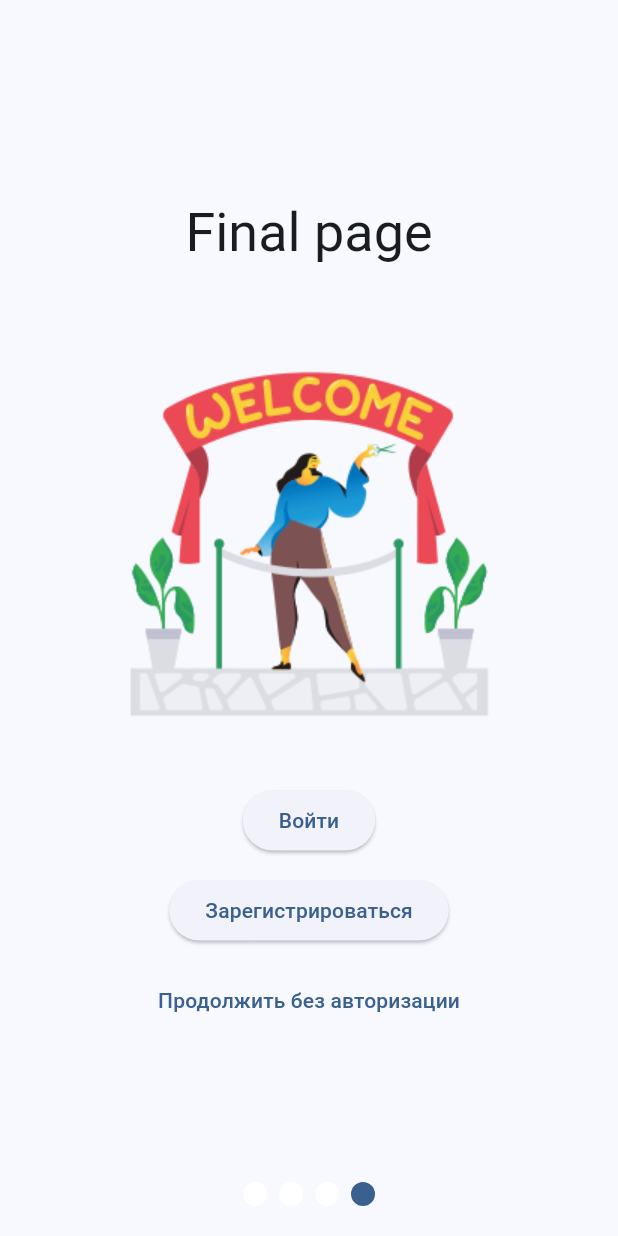
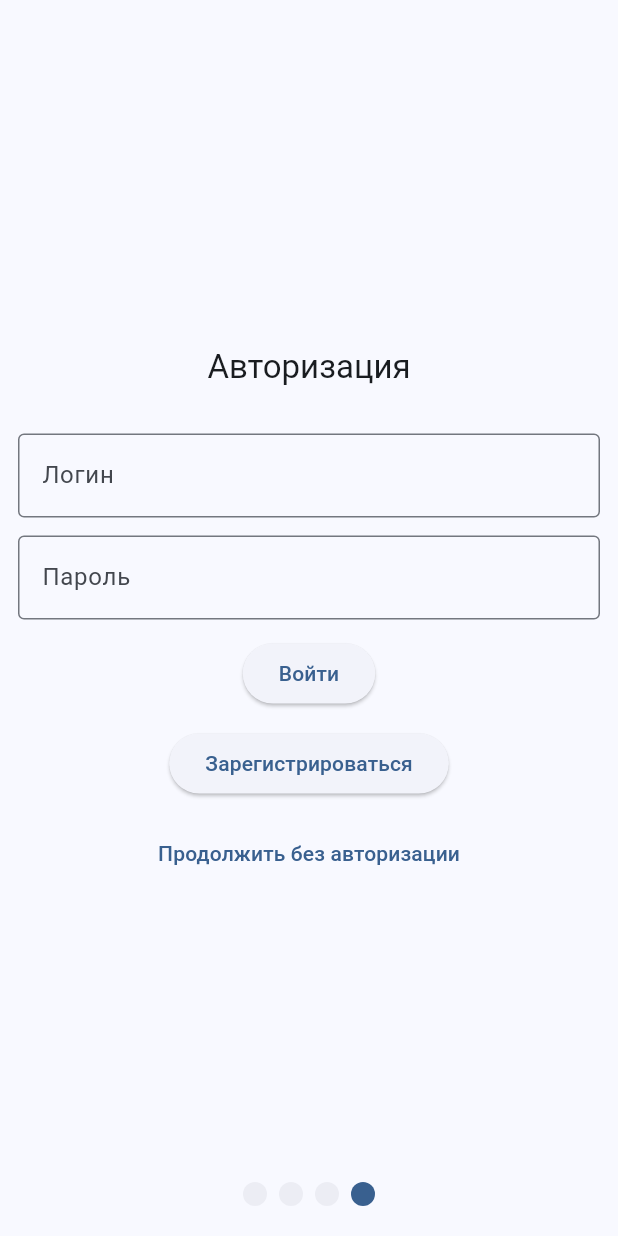
Before and after one commit to quicklybly/bills-collector-mobile, a Flutter app: the screen it shows after launch, swiped to page 4, on a phone screen of 412 x 824 dp. Run offline on Flutter 3.47's test engine with Material 3 defaults, Android fonts, the phone set to English and light mode, and no system bars; drawn by our look-alikes of dynamic_color, smooth_page_indicator; our stand-ins replace shared_preferences; generated files the repository leaves out were written again.

Commit message:
Final onboarding and fixes

```diff
--- a/lib/screens/DetailPage.dart
+++ b/lib/screens/DetailPage.dart
@@ -1,4 +1,4 @@
-import 'package:flutter/cupertino.dart';
+import 'package:flutter/material.dart';
 
 import '../model/bill.dart';
 
@@ -11,6 +11,4 @@ class DetailPage extends StatelessWidget {
   Widget build(BuildContext context) {
     return const Placeholder();
   }
-
-
 }
--- a/lib/screens/Onboarding.dart
+++ b/lib/screens/Onboarding.dart
@@ -3,6 +3,7 @@ import 'package:flutter/material.dart';
 import 'package:smooth_page_indicator/smooth_page_indicator.dart';
 
 import '../utils/MySharedPreferences.dart';
+import 'final_page_with_login.dart';
 import 'MyHomePage.dart';
 
 class Onboarding extends StatelessWidget {
@@ -13,31 +14,31 @@ class Onboarding extends StatelessWidget {
   @override
   Widget build(BuildContext context) {
     final theme = Theme.of(context);
-    const tail =
-        "Lorem ipsum dolor sit amet, consectetur adipiscing elit, sed do eiusmod tempor incididunt ut labore et dolore magna aliqua. Ut enim ad minim veniam, quis nostrud exercitation ullamco laboris nisi ut aliquip ex ea commodo consequat. Duis aute irure dolor in reprehenderit in voluptate velit esse cillum dolore eu fugiat nulla pariatur. Excepteur sint occaecat cupidatat non proident, sunt in culpa qui officia deserunt mollit anim id est laborum.";
+
     return Builder(builder: (context) {
       return Scaffold(
+        resizeToAvoidBottomInset : false,
         body: Stack(
           children: [
             PageView(
               controller: _controller,
               children: const [
-                Page1(
-                  "Earn for every Referal",
-                  "assets/placeholders/1.png",
-                  tail,
+                OnboardingPage(
+                  "Добро пожаловать",
+                  "assets/onboarding/qfqfqfqfq 1.png",
+                  "Поздоровайтесь с вашим новым сборщиком финансов, это ваш первый шаг к более эффективному контролю над вашими деньгами и финансовыми целями.",
                 ),
-                Page1(
-                  "Send Money Fast",
-                  "assets/placeholders/1.png",
-                  tail,
+                OnboardingPage(
+                  "Контролируйте свои расходы и начинайте копить",
+                  "assets/onboarding/digital-strategy 2.png",
+                  "Bills Collector помогает вам контролировать ваши расходы, отслеживать ваши расходы и в конечном итоге сэкономить больше денег.",
                 ),
-                Page1(
-                  "Over 50 Countries",
-                  "assets/placeholders/1.png",
-                  tail,
+                OnboardingPage(
+                  "Вместе мы достигнем ваших финансовых целей",
+                  "assets/onboarding/Layer 0.png",
+                  "Планирование - это все. Мы поможем вам оставаться сосредоточенными на отслеживании ваших расходов и достижении ваших финансовых целей.",
                 ),
-                FinalPage("Final page", "assets/placeholders/1.png"),
+                FinalPage(heading: "Авторизация"),
               ],
             ),
             SafeArea(
@@ -50,7 +51,7 @@ class Onboarding extends StatelessWidget {
                       controller: _controller,
                       count: 4,
                       effect: SlideEffect(
-                        dotColor: theme.colorScheme.onPrimary,
+                        dotColor: theme.colorScheme.surfaceContainer,
                         activeDotColor: theme.colorScheme.primary,
                       ),
                     ),
@@ -66,8 +67,8 @@ class Onboarding extends StatelessWidget {
   }
 }
 
-class Page1 extends StatelessWidget {
-  const Page1(this.heading, this.image, this.tail, {super.key});
+class OnboardingPage extends StatelessWidget {
+  const OnboardingPage(this.heading, this.image, this.tail, {super.key});
 
   final String heading;
   final String image;
@@ -80,7 +81,7 @@ class Page1 extends StatelessWidget {
     return Builder(
       builder: (context) {
         return Container(
-          color: theme.colorScheme.surfaceContainer,
+          color: theme.colorScheme.surface,
           child: Center(
             child: Padding(
               padding: const EdgeInsets.symmetric(horizontal: 12.0),
@@ -89,9 +90,10 @@ class Page1 extends StatelessWidget {
                 children: [
                   Text(
                     heading,
-                    style: theme.textTheme.displaySmall!.copyWith(
+                    style: theme.textTheme.titleLarge!.copyWith(
                       color: theme.colorScheme.onSurface,
                     ),
+                    textAlign: TextAlign.center,
                   ),
                   const SizedBox(height: 60.0),
                   Image.asset(image),
@@ -103,6 +105,7 @@ class Page1 extends StatelessWidget {
                     style: theme.textTheme.bodyLarge!.copyWith(
                       color: theme.colorScheme.onSurface,
                     ),
+                    textAlign: TextAlign.center,
                   )
                 ],
               ),
@@ -113,69 +116,3 @@ class Page1 extends StatelessWidget {
     );
   }
 }
-
-class FinalPage extends StatefulWidget {
-  const FinalPage(this.heading, this.image, {super.key});
-
-  final String heading;
-  final String image;
-
-  @override
-  State<FinalPage> createState() => _FinalPageState();
-}
-
-class _FinalPageState extends State<FinalPage> {
-  _FinalPageState() {
-    MySharedPreferences.instance.setBooleanValue("notFirstRun", true);
-  }
-
-  @override
-  Widget build(BuildContext context) {
-    final theme = Theme.of(context);
-
-    return Container(
-      color: theme.colorScheme.surface,
-      child: Center(
-        child: Column(
-          mainAxisAlignment: MainAxisAlignment.center,
-          children: [
-            Text(
-              widget.heading,
-              style: theme.textTheme.displaySmall!.copyWith(
-                color: theme.colorScheme.onSurface,
-              ),
-            ),
-            const SizedBox(height: 60.0),
-            Image.asset(widget.image),
-            const SizedBox(
-              height: 30,
-            ),
-            ElevatedButton(
-              onPressed: () {},
-              child: const Text(
-                "Войти",
-              ),
-            ),
-            const SizedBox(height: 12),
-            ElevatedButton(
-              onPressed: () {},
-              child: const Text(
-                "Зарегистрироваться",
-              ),
-            ),
-            const SizedBox(height: 12),
-            TextButton(
-              onPressed: () {
-                Navigator.pushReplacement(context,
-                    MaterialPageRoute(builder: (context) => MyHomePage()));
-              },
-              child: const Text(
-                "Продолжить без авторизации",
-              ),
-            ),
-          ],
-        ),
-      ),
-    );
-  }
-}
--- /dev/null
+++ b/lib/screens/final_page_with_login.dart
@@ -0,0 +1,135 @@
+import 'package:bills_collector_mobile/screens/registration_screen.dart';
+import 'package:flutter/material.dart';
+
+import '../utils/MySharedPreferences.dart';
+import 'MyHomePage.dart';
+
+class FinalPage extends StatefulWidget {
+  const FinalPage({super.key, required this.heading});
+
+  final String heading;
+
+  @override
+  State<FinalPage> createState() => _FinalPageState();
+}
+
+class _FinalPageState extends State<FinalPage> {
+  _FinalPageState() {
+    MySharedPreferences.instance.setBooleanValue("notFirstRun", true);
+  }
+
+  @override
+  Widget build(BuildContext context) {
+    final theme = Theme.of(context);
+
+    return Container(
+      color: theme.colorScheme.surface,
+      child: Center(
+        child: Column(
+          mainAxisAlignment: MainAxisAlignment.center,
+          children: [
+            Text(
+              widget.heading,
+              style: theme.textTheme.titleLarge!.copyWith(
+                color: theme.colorScheme.onSurface,
+              ),
+            ),
+            const SizedBox(
+              height: 30,
+            ),
+            const LoginForm(),
+            const SizedBox(height: 12),
+            ElevatedButton(
+              onPressed: () {
+                Navigator.push(
+                    context,
+                    MaterialPageRoute(
+                        builder: (context) => const RegistrationScreen()));
+              },
+              child: const Text(
+                "Зарегистрироваться",
+              ),
+            ),
+            const SizedBox(height: 12),
+            TextButton(
+              onPressed: () {
+                Navigator.pushReplacement(context,
+                    MaterialPageRoute(builder: (context) => MyHomePage()));
+              },
+              child: const Text(
+                "Продолжить без авторизации",
+              ),
+            ),
+          ],
+        ),
+      ),
+    );
+  }
+}
+
+class LoginForm extends StatefulWidget {
+  const LoginForm({super.key});
+
+  @override
+  State<StatefulWidget> createState() => _LoginFormState();
+}
+
+class _LoginFormState extends State<LoginForm> {
+  final GlobalKey<FormState> _loginFormKey = GlobalKey<FormState>();
+
+  @override
+  Widget build(BuildContext context) {
+
+    return Form(
+      key: _loginFormKey,
+      child: Padding(
+        padding: const EdgeInsets.symmetric(horizontal: 12.0),
+        child: Column(
+          crossAxisAlignment: CrossAxisAlignment.start,
+          children: <Widget>[
+            TextFormField(
+              decoration: const InputDecoration(
+                border: OutlineInputBorder(),
+                labelText: 'Логин',
+                  hintText: 'Введите логин',
+              ),
+              validator: (String? value) {
+                if (value == null || value.isEmpty) {
+                  return 'Введите что-нибудь';
+                }
+                return null;
+              },
+            ),
+            const SizedBox(
+              height: 12,
+            ),
+            TextFormField(
+              decoration: const InputDecoration(
+                border: OutlineInputBorder(),
+                labelText: 'Пароль',
+                hintText: 'Введите пароль',
+              ),
+              validator: (String? value) {
+                if (value == null || value.isEmpty) {
+                  return 'Введите что-нибудь';
+                }
+                return null;
+              },
+            ),
+            const SizedBox(height: 12,),
+            Center(
+              child: ElevatedButton(
+                onPressed: () {
+                  if (_loginFormKey.currentState!.validate()) {
+                    // Process data.
+                  }
+                },
+                child: const Text('Войти',),
+              ),
+            ),
+          ],
+        ),
+      ),
+    );
+  }
+}
--- a/pubspec.yaml
+++ b/pubspec.yaml
@@ -71,6 +71,7 @@ flutter:
   #   - images/a_dot_ham.jpeg
   assets:
     - assets/placeholders/
+    - assets/onboarding/
   # An image asset can refer to one or more resolution-specific "variants", see
   # https://flutter.dev/assets-and-images/#resolution-aware
 
```
Also changed, not shown: lib/screens/AddNewBill.dart (added, +14 -0 lines), lib/screens/MyHomePage.dart (+14 -5 lines), lib/screens/registration_screen.dart (added, +118 -0 lines), assets/onboarding/Layer 0.png (added), assets/onboarding/digital-strategy 2.png (added), assets/onboarding/qfqfqfqfq 1.png (added).
